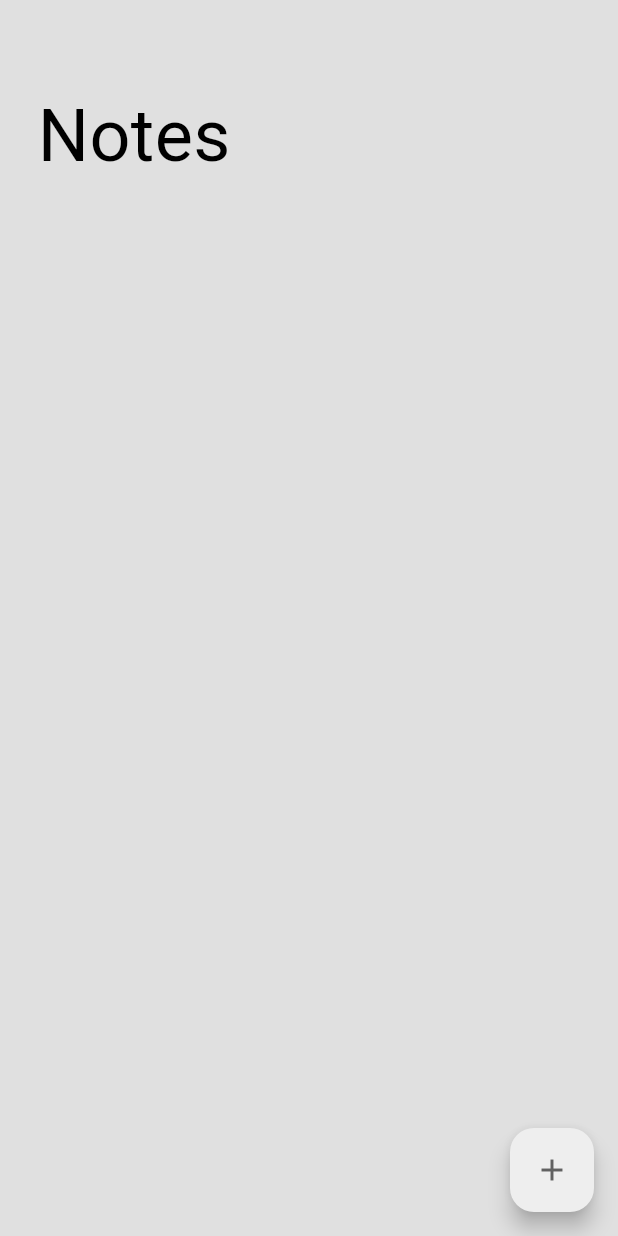
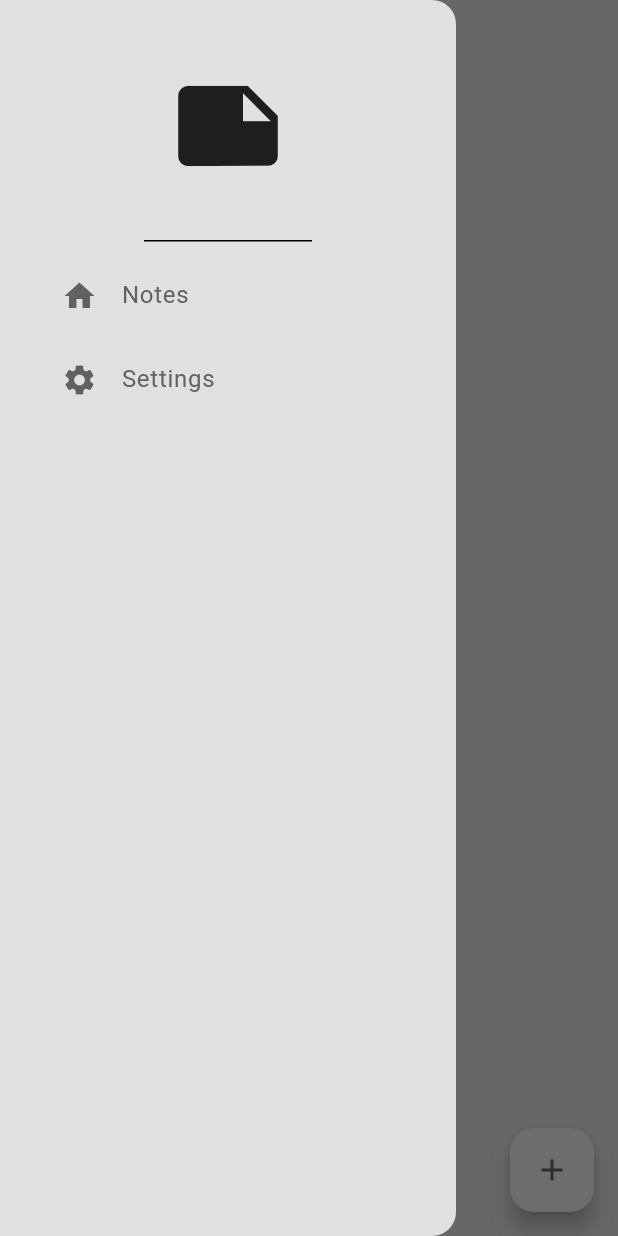
Before and after one commit to SteiKnight/notesdbisar, a Flutter app: the screen it shows after launch, with the side drawer open (before the commit the screen has no drawer), on a phone screen of 412 x 824 dp. Run offline on Flutter 3.47's test engine with Material 3 defaults, Android fonts, the phone set to English and light mode, and no system bars; our stand-ins replace google_fonts, isar, popover; accounts and stored records are empty; generated files the repository leaves out were written again.

Commit message:
final commit

```diff
--- /dev/null
+++ b/lib/components/my_drawer.dart
@@ -0,0 +1,52 @@
+import 'package:flutter/material.dart';
+import 'package:notesdbisar/components/my_list_tile.dart';
+import 'package:notesdbisar/themes/theme_provider.dart';
+import 'package:provider/provider.dart';
+
+class MyDrawer extends StatelessWidget {
+  const MyDrawer({super.key});
+
+  @override
+  Widget build(BuildContext context) {
+    return Drawer(
+        child: Column(
+      children: [
+        DrawerHeader(
+          child: Icon(
+            Icons.note,
+            size: 80,
+          ),
+        ),
+
+        //notes
+        MyListTile(
+          icon: Icon(
+            Icons.home,
+            color: Provider.of<ThemeProvider>(context)
+                .theme
+                .colorScheme
+                .inversePrimary,
+          ),
+          text: 'Notes',
+          onTap: () => Navigator.pop(context),
+        ),
+
+        //settings
+        MyListTile(
+          icon: Icon(
+            Icons.settings,
+            color: Provider.of<ThemeProvider>(context)
+                .theme
+                .colorScheme
+                .inversePrimary,
+          ),
+          text: 'Settings',
+          onTap: () {
+            Navigator.pop(context);
+            Navigator.pushNamed(context, '/settings_page');
+          },
+        ),
+      ],
+    ));
+  }
+}
--- a/lib/components/my_list_tile.dart
+++ b/lib/components/my_list_tile.dart
@@ -1,12 +1,36 @@
 import 'package:flutter/material.dart';
+import 'package:notesdbisar/themes/theme_provider.dart';
+import 'package:provider/provider.dart';
 
 class MyListTile extends StatelessWidget {
-  const MyListTile({super.key});
+  final Widget icon;
+  final String text;
+  void Function()? onTap;
+
+  MyListTile({
+    super.key,
+    required this.icon,
+    required this.text,
+    required this.onTap,
+  });
 
   @override
   Widget build(BuildContext context) {
-    return ListTile(
-
+    return Padding(
+      padding: const EdgeInsets.only(left: 25),
+      child: ListTile(
+        leading: icon,
+        title: Text(
+          text,
+          style: TextStyle(
+            color: Provider.of<ThemeProvider>(context)
+                .theme
+                .colorScheme
+                .inversePrimary,
+          ),
+        ),
+        onTap: onTap,
+      ),
     );
   }
 }
--- a/lib/main.dart
+++ b/lib/main.dart
@@ -1,6 +1,7 @@
 import 'package:flutter/material.dart';
 import 'package:notesdbisar/models/note_database.dart';
 import 'package:notesdbisar/pages/note_page.dart';
+import 'package:notesdbisar/pages/settings_page.dart';
 import 'package:notesdbisar/themes/theme_provider.dart';
 import 'package:provider/provider.dart';
 
@@ -31,6 +32,9 @@ class MyApp extends StatelessWidget {
       debugShowCheckedModeBanner: false,
       home: NotePage(),
       theme: Provider.of<ThemeProvider>(context).theme,
+      routes: {
+        '/settings_page': (context) => SettingsPage(),
+      },
     );
   }
 }
--- a/lib/themes/theme_provider.dart
+++ b/lib/themes/theme_provider.dart
@@ -19,7 +19,7 @@ class ThemeProvider extends ChangeNotifier {
 
   //change theme
   void toggleTheme() {
-    if (_theme == ThemeMode.light) {
+    if (_theme == lightMode) {
       _theme = darkMode;
     } else {
       _theme = lightMode;
--- a/pubspec.yaml
+++ b/pubspec.yaml
@@ -39,6 +39,7 @@ dependencies:
   path_provider: ^2.1.5
   provider:
   google_fonts: ^6.2.1
+  popover: ^0.3.1
 
 dev_dependencies:
   flutter_test:
```
Also changed, not shown: lib/components/note_settings.dart (added, +60 -0 lines), lib/components/note_tile.dart (added, +43 -0 lines), lib/pages/note_page.dart (+11 -25 lines), lib/pages/settings_page.dart (added, +37 -0 lines), pubspec.lock.
